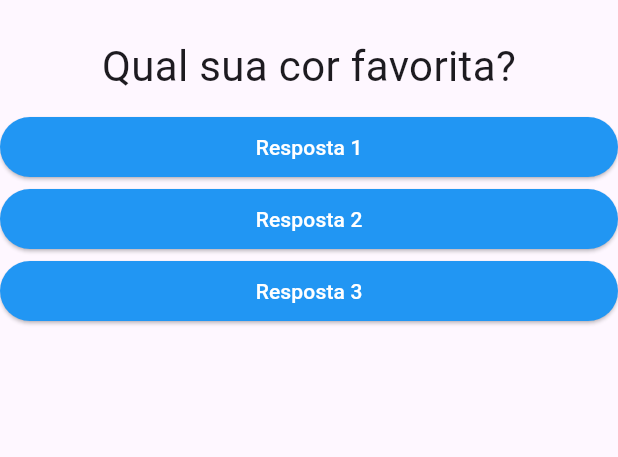
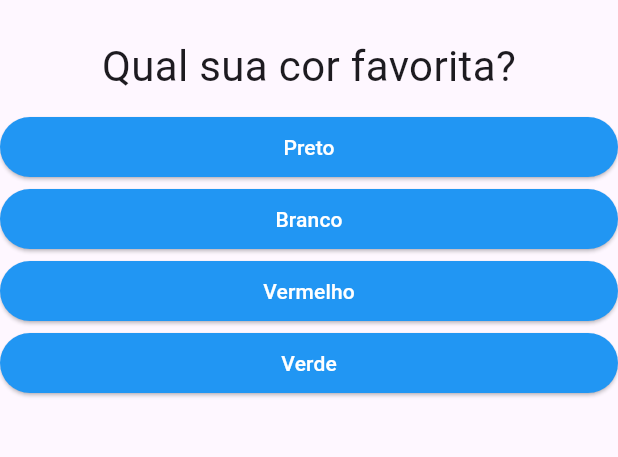
Before and after one commit to VORP2830/Perguntas, a Flutter app: the screen it shows after launch, on a phone screen of 412 x 824 dp, the part 63-520 px from its top. Run offline on Flutter 3.47's test engine with Material 3 defaults, Android fonts, the phone set to English and light mode, and no system bars.

Commit message:
Criando componentes

```diff
--- a/lib/main.dart
+++ b/lib/main.dart
@@ -1,4 +1,6 @@
 import 'package:flutter/material.dart';
+import 'package:projeto_perguntas/questionario.dart';
+import 'package:projeto_perguntas/resultado.dart';
 import './questao.dart';
 import './resposta.dart';
 
@@ -8,36 +10,101 @@ void main() {
 
 class _PerguntaAppState extends State<PerguntasApp> {
   var _perguntaSelecionada = 0;
-  void _responder() {
-    setState(
-      () {
-        _perguntaSelecionada++;
-      },
-    );
+  var _pontuacaoTotal = 0;
+  final _perguntas = const [
+    {
+      'texto': 'Qual sua cor favorita?',
+      'respostas': [
+        {
+          'texto': 'Preto',
+          'nota': 10,
+        },
+        {
+          'texto': 'Branco',
+          'nota': 5,
+        },
+        {
+          'texto': 'Vermelho',
+          'nota': 3,
+        },
+        {
+          'texto': 'Verde',
+          'nota': 1,
+        },
+      ],
+    },
+    {
+      'texto': 'Qual se animal favorito?',
+      'respostas': [
+        {
+          'texto': 'Cachorro',
+          'nota': 10,
+        },
+        {
+          'texto': 'Gato',
+          'nota': 5,
+        },
+        {
+          'texto': 'Leão',
+          'nota': 3,
+        },
+        {
+          'texto': 'Coelho',
+          'nota': 1,
+        },
+      ],
+    },
+    {
+      'texto': 'Qual se instrutor favorito?',
+      'respostas': [
+        {
+          'texto': 'Maria',
+          'nota': 10,
+        },
+        {
+          'texto': 'João',
+          'nota': 5,
+        },
+        {
+          'texto': 'Leo',
+          'nota': 3,
+        },
+        {
+          'texto': 'Pedro',
+          'nota': 1,
+        },
+      ],
+    },
+  ];
+  void _responder(int pontuacao) {
+    if (temPerguntaSelecionada) {
+      setState(() {
+          _perguntaSelecionada++;
+          _pontuacaoTotal += pontuacao;
+        },
+      );
+    }
+  }
+
+  bool get temPerguntaSelecionada {
+    return _perguntaSelecionada < _perguntas.length;
   }
 
   @override
   Widget build(BuildContext context) {
-    final perguntas = [
-      'Qual sua cor favorita?',
-      'Qual se animal favorito?',
-    ];
     return MaterialApp(
       home: Scaffold(
         appBar: AppBar(
           title: Text('Perguntas'),
           centerTitle: true,
         ),
-        body: Column(
-          children: <Widget>[
-            Questao(
-              perguntas[_perguntaSelecionada],
-            ),
-            Resposta('Resposta 1', _responder),
-            Resposta('Resposta 2', _responder),
-            Resposta('Resposta 3', _responder),
-          ],
-        ),
+        body: temPerguntaSelecionada
+            ? Questionario(
+                perguntas: _perguntas,
+                perguntaSelecionada: _perguntaSelecionada,
+                quantoResponder: _responder,
+              )
+            : Resultado(_pontuacaoTotal),
       ),
     );
   }
--- /dev/null
+++ b/lib/questionario.dart
@@ -0,0 +1,44 @@
+import 'package:flutter/material.dart';
+import 'package:projeto_perguntas/questao.dart';
+import 'package:projeto_perguntas/resposta.dart';
+
+class Questionario extends StatelessWidget {
+  final List<Map<String, Object>> perguntas;
+  final int perguntaSelecionada;
+  final void Function(int) quantoResponder;
+
+  Questionario({
+    required this.perguntas,
+    required this.perguntaSelecionada,
+    required this.quantoResponder,
+  });
+
+  bool get temPerguntaSelecionada {
+    return perguntaSelecionada < perguntas.length;
+  }
+
+  @override
+  Widget build(BuildContext context) {
+    List<Map<String, Object>> respostas = temPerguntaSelecionada
+        ? perguntas[perguntaSelecionada].cast()['respostas']
+        : [];
+
+    return Column(
+      children: <Widget>[
+        Questao(
+          perguntas[perguntaSelecionada]['texto'].toString(),
+        ),
+        ...respostas.map(
+          (resp) => Resposta(
+            resp['texto'].toString(),
+            () => quantoResponder(
+              int.parse(
+                resp['nota'].toString(),
+              ),
+            ),
+          ),
+        ),
+      ],
+    );
+  }
+}
--- /dev/null
+++ b/lib/resultado.dart
@@ -0,0 +1,29 @@
+import 'package:flutter/material.dart';
+
+class Resultado extends StatelessWidget {
+  final int pontuacao;
+  Resultado(this.pontuacao);
+  String get fraseResultado {
+    if (pontuacao < 8) {
+      return 'Parabéns';
+    } else if (pontuacao < 12) {
+      return 'Você é bom!';
+    } else if (pontuacao < 16) {
+      return 'Impressionante!';
+    } else {
+      return 'Nível Jedi!';
+    }
+  }
+
+  @override
+  Widget build(BuildContext context) {
+    return Center(
+      child: Text(
+        fraseResultado,
+        style: TextStyle(
+          fontSize: 28,
+        ),
+      ),
+    );
+  }
+}
```
